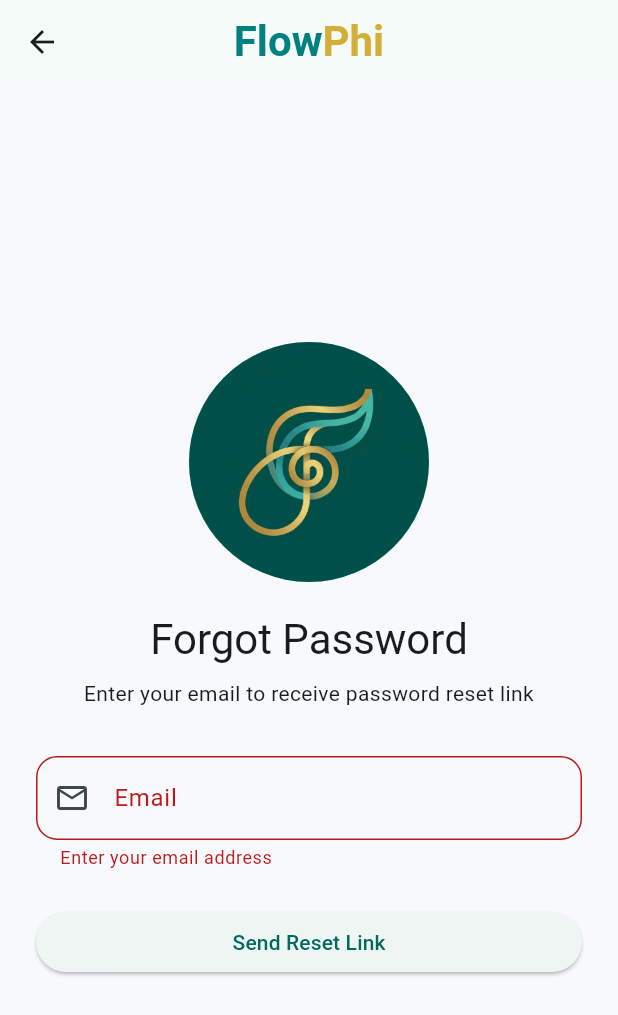
After one commit to infosabbir/flowphi, a Flutter app: the ForgotPasswordPage screen opened directly, after a tap on "Send Reset Link", on a phone screen of 412 x 824 dp. The commit adds this screen. Shown: the top 1015 px of the screen. Run offline on Flutter 3.47's test engine with Material 3 defaults, Android fonts, the phone set to English and light mode, and no system bars; our stand-ins replace firebase_auth, firebase_core, flutter_riverpod, google_fonts; accounts and stored records are empty.

Commit message:
forgot password funtionality added

```diff
--- a/lib/features/auth/data/auth_repository.dart
+++ b/lib/features/auth/data/auth_repository.dart
@@ -13,14 +13,23 @@ class AuthRepository {
     );
   }
 
-  Future<UserCredential> login({required String email, required String password}) async {
-    return await _firebaseAuth.signInWithEmailAndPassword(email: email, password: password);
+  Future<UserCredential> login({
+    required String email,
+    required String password,
+  }) async {
+    return await _firebaseAuth.signInWithEmailAndPassword(
+      email: email,
+      password: password,
+    );
   }
 
   Future<void> logout() async {
     await _firebaseAuth.signOut();
   }
 
+  Future<void> sendPasswordResetEmail({required String email}) async {
+    await _firebaseAuth.sendPasswordResetEmail(email: email);
+  }
+
   User? get currentUser => _firebaseAuth.currentUser;
-
 }
--- /dev/null
+++ b/lib/features/auth/presentation/forgot_password_page.dart
@@ -0,0 +1,122 @@
+import 'package:FlowPhi/core/custom_appbar.dart';
+import 'package:FlowPhi/features/auth/data/auth_repository.dart';
+import 'package:FlowPhi/features/auth/presentation/widgets/auth_header.dart';
+import 'package:FlowPhi/features/auth/presentation/widgets/auth_text_field.dart';
+import 'package:firebase_auth/firebase_auth.dart';
+import 'package:flutter/material.dart';
+
+class ForgotPasswordPage extends StatefulWidget {
+  const ForgotPasswordPage({super.key});
+
+  @override
+  State<ForgotPasswordPage> createState() => _ForgotPasswordPageState();
+}
+
+class _ForgotPasswordPageState extends State<ForgotPasswordPage> {
+  final _formKey = GlobalKey<FormState>();
+  final _emailController = TextEditingController();
+
+  @override
+  void dispose() {
+    _emailController.dispose();
+    super.dispose();
+  }
+
+  @override
+  Widget build(BuildContext context) {
+    return Scaffold(
+      appBar: CustomAppbar(),
+      body: SafeArea(
+        child: Padding(
+          padding: const EdgeInsets.all(24),
+          child: Center(
+            child: SingleChildScrollView(
+              child: Form(
+                key: _formKey,
+                child: Column(
+                  children: [
+                    const AuthHeader(
+                      title: 'Forgot Password',
+                      subtitle:
+                          'Enter your email to receive password reset link',
+                    ),
+                    const SizedBox(height: 32),
+                    AuthTextField(
+                      label: 'Email',
+                      icon: Icons.email_outlined,
+                      controller: _emailController,
+                      keyboardType: TextInputType.emailAddress,
+                      validator: (value) {
+                        if (value == null || value.trim().isEmpty) {
+                          return 'Enter your email address';
+                        }
+
+                        final email = value.trim();
+                        final emailRegex = RegExp(
+                          r'^[\w\.\-]+@([\w\-]+\.)+[a-zA-Z]{2,}$',
+                        );
+
+                        if (!emailRegex.hasMatch(email)) {
+                          return 'Enter a valid email address';
+                        }
+                        return null;
+                      },
+                    ),
+                    const SizedBox(height: 24),
+                    SizedBox(
+                      width: double.infinity,
+                      child: ElevatedButton(
+                        onPressed: () async {
+                          if (_formKey.currentState!.validate()) {
+                            try {
+                              final authRepository = AuthRepository();
+
+                              await authRepository.sendPasswordResetEmail(
+                                email: _emailController.text.trim(),
+                              );
+
+                              if (!context.mounted) return;
+
+                              ScaffoldMessenger.of(context).showSnackBar(
+                                const SnackBar(
+                                  content: Text(
+                                    'Password reset link sent to your email',
+                                  ),
+                                ),
+                              );
+                            } on FirebaseAuthException catch (e) {
+                              String message = 'Failed to send reset email';
+
+                              if (e.code == 'invalid-email') {
+                                message = 'Invalid email address';
+                              } else if (e.code == 'user-not-found') {
+                                message = 'No user found for this email';
+                              }
+
+                              if (!context.mounted) return;
+
+                              ScaffoldMessenger.of(
+                                context,
+                              ).showSnackBar(SnackBar(content: Text(message)));
+                            } catch (e) {
+                              if (!context.mounted) return;
+
+                              ScaffoldMessenger.of(context).showSnackBar(
+                                SnackBar(content: Text(e.toString())),
+                              );
+                            }
+                          }
+                        },
+                        child: const Text('Send Reset Link'),
+                      ),
+                    ),
+                  ],
+                ),
+              ),
+            ),
+          ),
+        ),
+      ),
+    );
+  }
+}
--- a/lib/features/auth/presentation/login_page.dart
+++ b/lib/features/auth/presentation/login_page.dart
@@ -1,4 +1,5 @@
 import 'package:FlowPhi/features/auth/data/auth_repository.dart';
+import 'package:FlowPhi/features/auth/presentation/forgot_password_page.dart';
 import 'package:FlowPhi/features/auth/presentation/register_page.dart';
 import 'package:FlowPhi/features/auth/presentation/widgets/auth_header.dart';
 import 'package:FlowPhi/features/auth/presentation/widgets/auth_text_field.dart';
@@ -81,6 +82,21 @@ class _LoginPageState extends State<LoginPage> {
                         }
                         return null;
                       },
+                    ),
+
+                    Align(
+                      alignment: Alignment.centerRight,
+                      child: TextButton(
+                        onPressed: () {
+                          Navigator.push(
+                            context,
+                            MaterialPageRoute(
+                              builder: (_) => const ForgotPasswordPage(),
+                            ),
+                          );
+                        },
+                        child: const Text('Forgot password?'),
+                      ),
                     ),
 
                     const SizedBox(height: 24),
```
